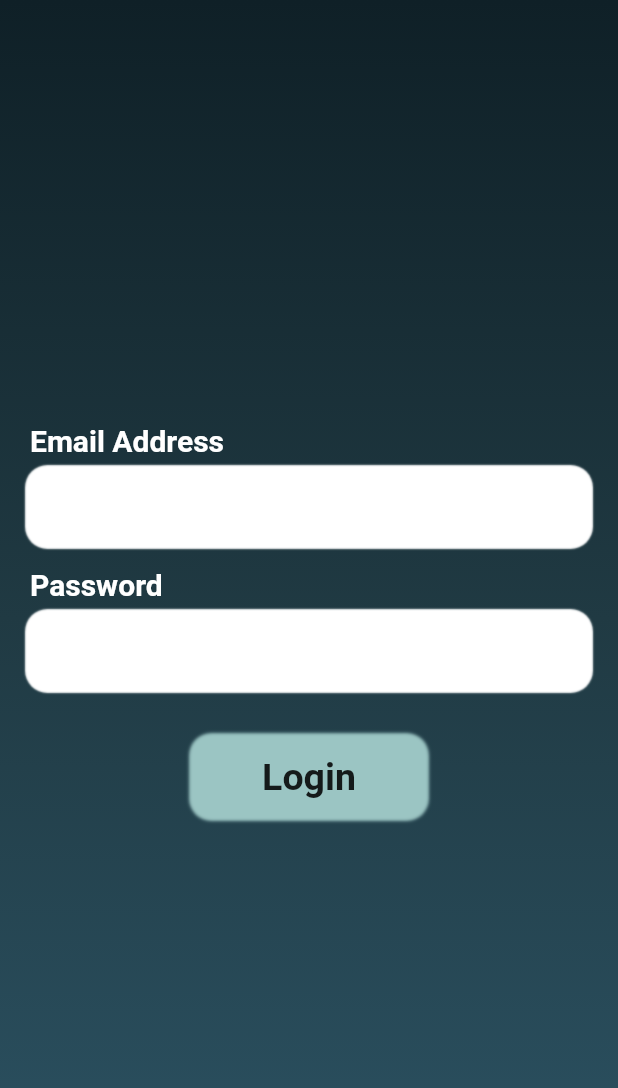
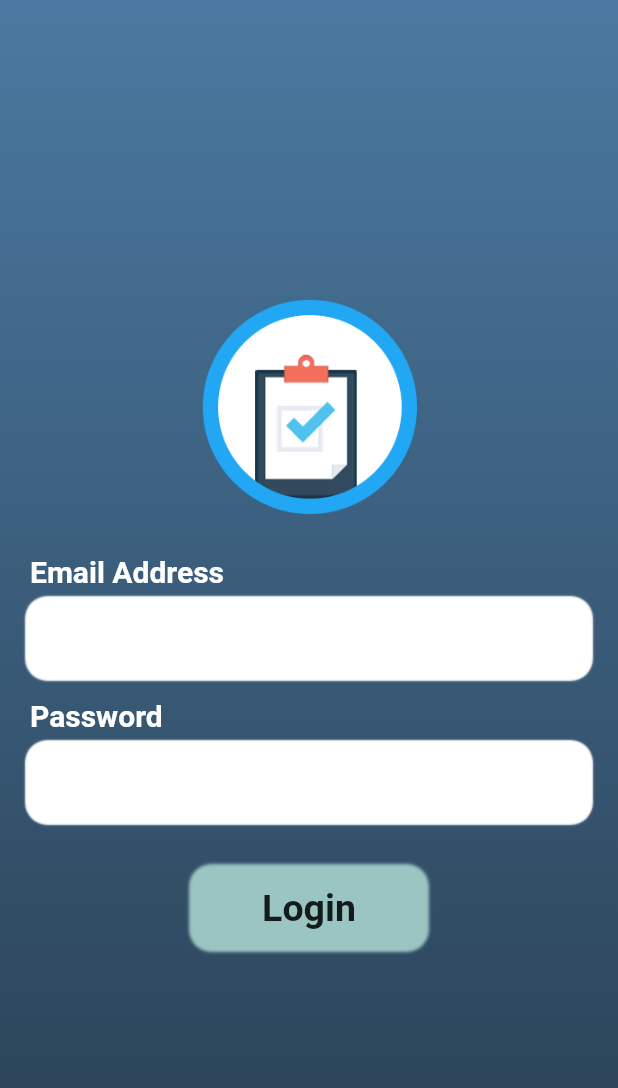
Before and after one commit to Harshit0105/Online-Attendance-System, a Flutter app: the screen it shows after launch, on a phone screen of 412 x 824 dp. Shown: the top 1088 px of the screen. Run offline on Flutter 3.47's test engine with Material 2 defaults, Android fonts, the phone set to English and light mode, and no system bars; our stand-ins replace cloud_firestore, firebase_auth, firebase_core; accounts and stored records are empty; Roboto replaces fonts that are missing (YuseiMagic).

Commit message:
RoleBased Auth

```diff
--- a/lib/main.dart
+++ b/lib/main.dart
@@ -1,9 +1,14 @@
+import 'package:E_Attendance/screen/adminHomeScreen.dart';
+import 'package:E_Attendance/screen/dummy.dart';
+import 'package:E_Attendance/screen/facultyHomeScreen.dart';
+import 'package:E_Attendance/screen/studentHomeScreen.dart';
+import 'package:cloud_firestore/cloud_firestore.dart';
 import 'package:flutter/material.dart';
 import 'package:firebase_auth/firebase_auth.dart';
 import 'package:firebase_core/firebase_core.dart';
 
 import './screen/authScreen.dart';
-import './screen/dummy.dart';
+import './screen/adminHomeScreen.dart';
 
 void main() {
   runApp(MyApp());
@@ -41,6 +46,11 @@ class _MyAppState extends State<MyApp> {
           return Center(child: CircularProgressIndicator());
         },
       ),
+      routes: {
+        AdminHomeScreen.routeName: (ctx) => AdminHomeScreen(),
+        StudentHomeScreen.routeName: (ctx) => StudentHomeScreen(),
+        FacultyHomeScreen.routeName: (ctx) => FacultyHomeScreen(),
+      },
     );
   }
 }
@@ -57,7 +67,28 @@ class HomePage extends StatelessWidget {
       stream: FirebaseAuth.instance.onAuthStateChanged,
       builder: (ctx, userSnapShot) {
         if (userSnapShot.hasData) {
-          return Dummy();
+          final User user = FirebaseAuth.instance.currentUser;
+          final firestoreInstance = FirebaseFirestore.instance;
+          firestoreInstance
+              .collection("users")
+              .doc(user.uid)
+              .get()
+              .then((value) {
+            print(user.uid);
+            if (value.data()['role'] == "admin") {
+              print(value.data()['role']);
+              return AdminHomeScreen();
+              // Navigator.pushNamed(context, AdminHomeScreen.routeName);
+            } else if (value.data()['role'] == "faculty") {
+              print(value.data()['role']);
+              Navigator.pushNamed(context, FacultyHomeScreen.routeName);
+            } else if (value.data()['role'] == "student") {
+              print(value.data()['role']);
+              Navigator.pushNamed(context, StudentHomeScreen.routeName);
+            } else {
+              return AuthScreen();
+            }
+          });
         }
         return AuthScreen();
       },
--- a/lib/screen/authScreen.dart
+++ b/lib/screen/authScreen.dart
@@ -29,11 +29,12 @@ class _AuthScreenState extends State<AuthScreen> {
         _isLoading = false;
       });
     } catch (error) {
-      var message = 'An error occured,please check your credentials!';
+      var message =
+          'An error occured,please check your connection or credentials!';
       print(error);
-      if (error.message != null) {
-        message = error.message;
-      }
+      // if (error.message != null) {
+      //   message = error.message;
+      // }
       Scaffold.of(ctx).showSnackBar(SnackBar(
         content: Text(message),
         backgroundColor: Colors.grey,
@@ -54,12 +55,15 @@ class _AuthScreenState extends State<AuthScreen> {
             end: Alignment.bottomCenter,
             colors: [
               ///////
-              Color(0xff0F2027),
-              Color(0xff203A43),
-              Color(0xff2C5364),
+              // Color(0xff0F2027),
+              // Color(0xff203A43),
+              // Color(0xff2C5364),
               //////
-              // Color(0xff4B79A1),
-              // Color(0xff283E51),
+              Color(0xff4B79A1),
+              Color(0xff283E51),
+              /////////
+              // Color(0xffE4E5E6),
+              // Color(0xff00416A),
               //////
               // Color(0xff616161),
               // Color(0xff9bc5c3),
--- a/lib/screen/dummy.dart
+++ b/lib/screen/dummy.dart
@@ -12,7 +12,7 @@ class Dummy extends StatelessWidget {
             onPressed: () {
               FirebaseAuth.instance.signOut();
             },
-            child: Text("Logout")),
+            child: Center(child: Text("Logout"))),
       ),
     );
   }
--- a/lib/widgets/AuthForm.dart
+++ b/lib/widgets/AuthForm.dart
@@ -45,8 +45,21 @@ class _AuthFormState extends State<AuthForm> {
               key: _formKey,
               child: Column(
                 mainAxisSize: MainAxisSize.min,
-                mainAxisAlignment: MainAxisAlignment.center,
+                mainAxisAlignment: MainAxisAlignment.start,
                 children: [
+                  Center(
+                    child: Container(
+                      width: 150,
+                      height: 150,
+                      decoration: BoxDecoration(
+                        shape: BoxShape.circle,
+                      ),
+                      child: new Image.asset("assets/images/logo2.png"),
+                    ),
+                  ),
+                  SizedBox(
+                    height: 25,
+                  ),
                   Container(
                     child: Column(
                       mainAxisAlignment: MainAxisAlignment.start,
@@ -81,6 +94,7 @@ class _AuthFormState extends State<AuthForm> {
                               bottom: 2,
                             ),
                             child: TextFormField(
+                              cursorColor: Colors.black,
                               textInputAction: TextInputAction.next,
                               onEditingComplete: () => node.nextFocus(),
                               focusNode: _emailFocus,
@@ -144,6 +158,7 @@ class _AuthFormState extends State<AuthForm> {
                               bottom: 2,
                             ),
                             child: TextFormField(
+                              cursorColor: Colors.black,
                               textInputAction: TextInputAction.done,
                               onEditingComplete: () => node.unfocus(),
                               focusNode: _passwordFocus,
--- a/pubspec.yaml
+++ b/pubspec.yaml
@@ -49,9 +49,9 @@ flutter:
   uses-material-design: true
 
   # To add assets to your application, add an assets section, like this:
-  # assets:
-  #   - images/a_dot_burr.jpeg
-  #   - images/a_dot_ham.jpeg
+  assets:
+    - assets/images/logo1.jpg
+    - assets/images/logo2.png
 
   # An image asset can refer to one or more resolution-specific "variants", see
   # https://flutter.dev/assets-and-images/#resolution-aware.
```
Also changed, not shown: lib/screen/adminHomeScreen.dart (added, +28 -0 lines), lib/screen/facultyHomeScreen.dart (added, +28 -0 lines), lib/screen/studentHomeScreen.dart (added, +28 -0 lines), assets/images/logo1.jpg (added), assets/images/logo2.png (added).
